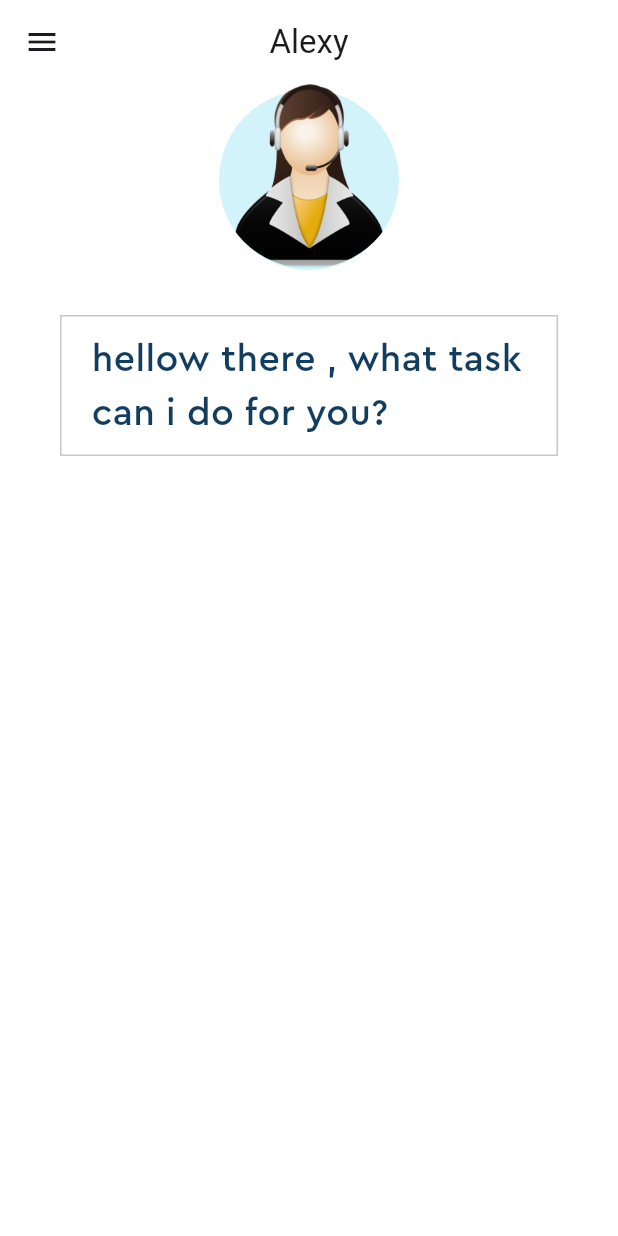
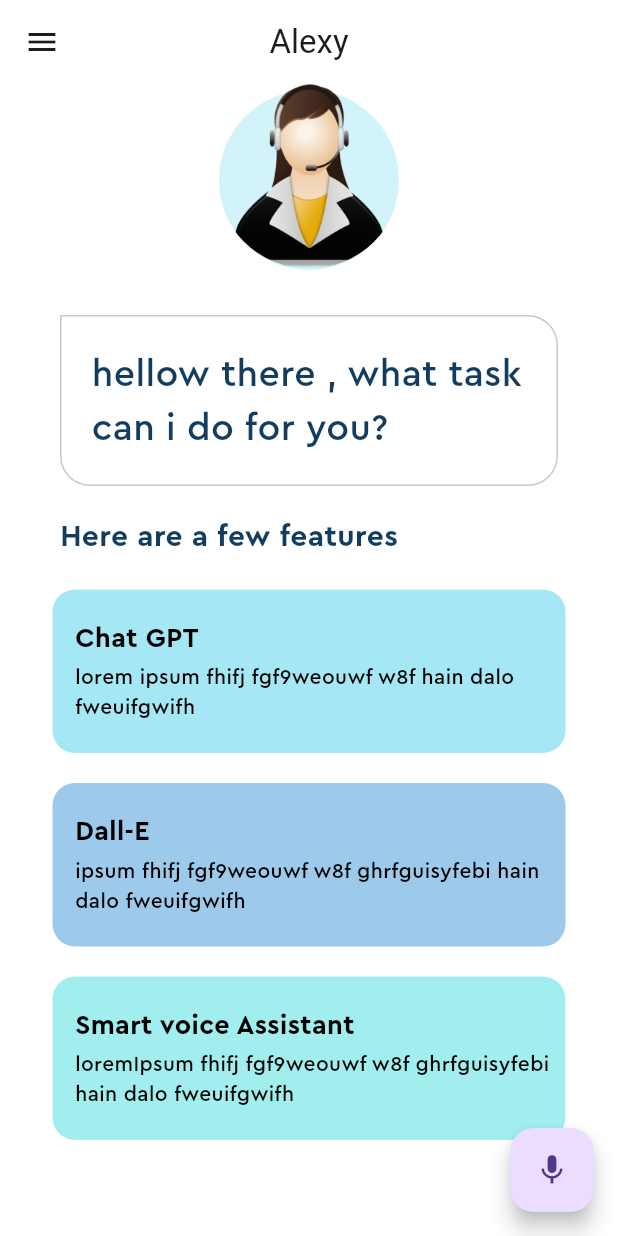
Before and after one commit to BIBINKB97/voice_assistant, a Flutter app: the screen it shows after launch, on a phone screen of 412 x 824 dp. Run offline on Flutter 3.47's test engine with Material 2 defaults, Android fonts, the phone set to English and light mode, and no system bars.

Commit message:
UI part almost completed

```diff
--- /dev/null
+++ b/lib/feature_box.dart
@@ -0,0 +1,54 @@
+import 'package:flutter/material.dart';
+import 'package:voice_assistant/pallet/pallete.dart';
+
+class FeatureBox extends StatelessWidget {
+  final Color color;
+  final String headerText;
+  final String descriptionText;
+  const FeatureBox({
+    super.key,
+    required this.color,
+    required this.headerText,
+    required this.descriptionText,
+  });
+
+  @override
+  Widget build(BuildContext context) {
+    return Container(
+      margin: EdgeInsets.symmetric(horizontal: 35, vertical: 10),
+      decoration: BoxDecoration(
+          color: color, borderRadius: BorderRadius.all(Radius.circular(15))),
+      child: Padding(
+        padding: const EdgeInsets.symmetric(
+          vertical: 20,
+        ).copyWith(left: 15),
+        child: Column(
+          children: [
+            Align(
+              alignment: Alignment.topLeft,
+              child: Text(
+                headerText,
+                style: TextStyle(
+                    fontFamily: 'Cera Pro',
+                    color: Pallete.blackColor,
+                    fontSize: 18,
+                    fontWeight: FontWeight.bold),
+              ),
+            ),
+            SizedBox(
+              height: 3,
+            ),
+            Text(
+              descriptionText,
+              style: TextStyle(
+                fontFamily: 'Cera Pro',
+                color: Pallete.blackColor,
+                fontSize: 14,
+              ),
+            ),
+          ],
+        ),
+      ),
+    );
+  }
+}
--- a/lib/home_page/home_page.dart
+++ b/lib/home_page/home_page.dart
@@ -1,4 +1,5 @@
 import 'package:flutter/material.dart';
+import 'package:voice_assistant/feature_box.dart';
 import 'package:voice_assistant/pallet/pallete.dart';
 
 class HomePage extends StatefulWidget {
@@ -43,8 +44,12 @@ class _HomePageState extends State<HomePage> {
           Container(
             padding: EdgeInsets.symmetric(horizontal: 20, vertical: 10),
             margin: EdgeInsets.symmetric(horizontal: 40).copyWith(top: 30),
-            decoration:
-                BoxDecoration(border: Border.all(color: Pallete.borderColor)),
+            decoration: BoxDecoration(
+                borderRadius:
+                    BorderRadius.circular(20).copyWith(topLeft: Radius.zero),
+                border: Border.all(color: Pallete.borderColor)),
+            child: Padding(
+              padding: const EdgeInsets.symmetric(vertical: 10.0),
               child: Text(
                 'hellow there , what task can i do for you?',
                 style: TextStyle(
@@ -53,7 +58,43 @@ class _HomePageState extends State<HomePage> {
                     fontFamily: 'Cera Pro'),
               ),
             ),
+          ),
+          Container(
+            alignment: Alignment.centerLeft,
+            padding: EdgeInsets.all(10),
+            margin: EdgeInsets.only(top: 10, left: 30),
+            child: Text(
+              'Here are a few features',
+              style: TextStyle(
+                  fontFamily: 'Cera Pro',
+                  color: Pallete.mainFontColor,
+                  fontSize: 20,
+                  fontWeight: FontWeight.bold),
+            ),
+          ),
+          FeatureBox(
+            color: Pallete.firstSuggestionBoxColor,
+            descriptionText:
+                'lorem ipsum fhifj fgf9weouwf w8f hain dalo fweuifgwifh',
+            headerText: 'Chat GPT',
+          ),
+          FeatureBox(
+            color: Pallete.secondSuggestionBoxColor,
+            descriptionText:
+                'ipsum fhifj fgf9weouwf w8f ghrfguisyfebi hain dalo fweuifgwifh',
+            headerText: 'Dall-E',
+          ),
+          FeatureBox(
+            color: Pallete.thirdSuggestionBoxColor,
+            descriptionText:
+                'loremIpsum fhifj fgf9weouwf w8f ghrfguisyfebi hain dalo fweuifgwifh',
+            headerText: 'Smart voice Assistant',
+          ),
         ],
+      ),
+      floatingActionButton: FloatingActionButton(
+        onPressed: () {},
+        child: Icon(Icons.mic   ),
       ),
     );
   }
```
Lines whose indentation alone changed are shown as unchanged.
